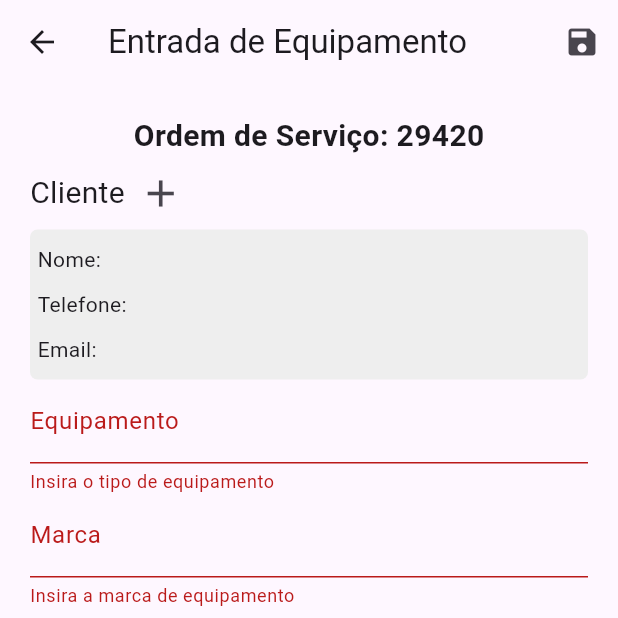
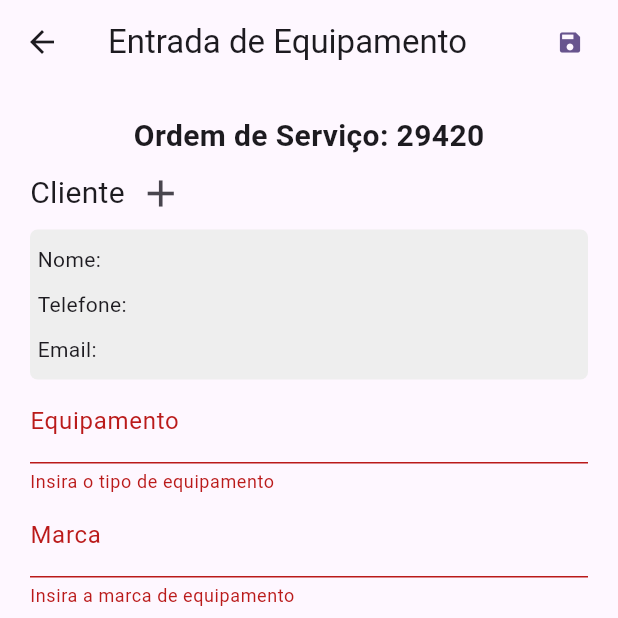
Before and after one commit to ramonbasilio/servicemanagerapp, a Flutter app: the PageInput screen opened directly, after a tap on the "save" icon, on a phone screen of 412 x 824 dp, the top half of it. Run offline on Flutter 3.47's test engine with Material 3 defaults, Android fonts, the phone set to English and light mode, and no system bars; our stand-ins replace cloud_firestore, firebase_auth, firebase_core, firebase_storage, get, mask_text_input_formatter and 1 more; missing offline and left inert: camera_camera; accounts and stored records are empty.

Commit message:
commit 09072024

```diff
--- a/analysis_options.yaml
+++ b/analysis_options.yaml
@@ -9,6 +9,7 @@
 # packages, and plugins designed to encourage good coding practices.
 analyzer:
   errors:
+    file_names: ignore
     must_be_immutable: ignore
     unused_field: ignore
 include: package:flutter_lints/flutter.yaml
--- /dev/null
+++ b/devtools_options.yaml
@@ -0,0 +1,3 @@
+description: This file stores settings for Dart & Flutter DevTools.
+documentation: https://docs.flutter.dev/tools/devtools/extensions#configure-extension-enablement-states
+extensions:
--- a/lib/src/alerts/alerts_auth.dart
+++ b/lib/src/alerts/alerts_dialog.dart
@@ -1,7 +1,7 @@
 import 'package:firebase_auth/firebase_auth.dart';
 import 'package:flutter/material.dart';
 
-class AlertsAuth {
+class AlertsDialog {
   static void snackBarMessageFirebaseAuth(
     BuildContext context, {
     FirebaseAuthException? error,
--- a/lib/src/data/provider/provider.dart
+++ b/lib/src/data/provider/provider.dart
@@ -15,10 +15,7 @@ class MyProvider extends ChangeNotifier {
     return listPathImages;
   }
 
-    String getUrl() {
+  String getUrl() {
     return urlDownload;
   }
 }
-
-  // String _urlDownload = '';
-  // String get urlDownload => _urlDownload;
--- a/lib/src/data/repository/firebase_storage.dart
+++ b/lib/src/data/repository/firebase_storage.dart
@@ -4,7 +4,6 @@ import 'package:firebase_auth/firebase_auth.dart';
 import 'package:firebase_storage/firebase_storage.dart';
 import 'package:flutter/material.dart';
 import 'package:provider/provider.dart';
-import 'package:servicemangerapp/src/data/model/receiver_doc.dart';
 import 'package:servicemangerapp/src/data/provider/provider.dart';
 
 class Firebasetorage {
@@ -39,9 +38,7 @@ class Firebasetorage {
       } on FirebaseException catch (e) {
         print('Erro ao salvar assinatura: $e');
       }
-      pathList.forEach((x) {
-        print('imprindo cada elemento dentro da class: $x');
-      });
+
       for (var path in pathList) {
         if (path.isEmpty) {
           listString.add('');
--- a/lib/src/pages/0_pages_login/page_splash/page_splash.dart
+++ b/lib/src/pages/0_pages_login/page_splash/page_splash.dart
@@ -9,7 +9,7 @@ class PageSplash extends StatelessWidget {
   @override
   Widget build(BuildContext context) {
     return StreamBuilder(
-      stream: FirebaseAuth.instance.userChanges(),
+      stream: FirebaseAuth.instance.idTokenChanges(),
       builder: (context, snapshot) {
         if (snapshot.hasData) {
           return const PageInit();
--- a/lib/src/pages/2_pages_buttom/page_input/page_input.dart
+++ b/lib/src/pages/2_pages_buttom/page_input/page_input.dart
@@ -34,6 +34,7 @@ class _PageInputState extends State<PageInput> {
   List<String> listImagePathURL = [];
   List<int> listSignData = [];
   final _formKey = GlobalKey<FormState>();
+  var loadControll = false.obs;
   var validateClientControll = false.obs;
   var validateSignControll = false.obs;
   int? numberServiceOrder;
@@ -48,7 +49,8 @@ class _PageInputState extends State<PageInput> {
       appBar: AppBar(
         title: const Text('Entrada de Equipamento'),
         actions: [
-          IconButton(
+          Obx( () =>
+            TextButton(
               onPressed: () async {
                 bool validate1 = false;
                 bool validate2 = false;
@@ -70,6 +72,7 @@ class _PageInputState extends State<PageInput> {
                   validateSignControll.value = false;
                 }
                 if (validate1 && validate2 && validate3) {
+                  loadControll.value = true;
                   await Firebasetorage().uploadImage(
                       pathList: listImagePath,
                       signList: listSignData,
@@ -77,7 +80,6 @@ class _PageInputState extends State<PageInput> {
                       numberDoc: numberServiceOrder!.toString(),
                       clientName: addClient!.name,
                       context: context);
-                if (context.mounted) {}
 
                   ReceiverDoc receiverDoc = ReceiverDoc(
                     client: addClient!,
@@ -90,11 +92,17 @@ class _PageInputState extends State<PageInput> {
                     pathImages: value.getList(),
                     pathSign: value.getUrl(),
                   );
-                await FirebaseCloudFirestore()
-                    .registerReceiverOrder(receiverDoc: receiverDoc);
+                  if (context.mounted) {
+                    await FirebaseCloudFirestore().registerReceiverOrder(
+                      receiverDoc: receiverDoc,
+                      context: context,
+                    );
+                  }
+                  loadControll.value = false;;
                 }
               },
-            icon: const Icon(Icons.save),
+              child: loadControll.value ? CircularProgressIndicator() : Icon(Icons.save),
+            ),
           ),
         ],
       ),
--- a/lib/src/pages/widgets/cameraWidget.dart
+++ b/lib/src/pages/widgets/cameraWidget.dart
@@ -94,7 +94,7 @@ class _CameraWidgetState extends State<CameraWidget> {
                         ));
                   }
                 },
-                icon: Icon(Icons.fullscreen),
+                icon: const Icon(Icons.fullscreen),
               ),
               IconButton(
                 onPressed: () async {
@@ -114,7 +114,7 @@ class _CameraWidgetState extends State<CameraWidget> {
                     }
                   });
                 },
-                icon: Icon(Icons.delete),
+                icon: const Icon(Icons.delete),
               ),
             ],
           )
```
Also changed, not shown: lib/src/data/repository/firebase_auth.dart (+8 -8 lines), lib/src/data/repository/firebase_cloud_firestore.dart (+20 -1 lines). Lines whose indentation alone changed are shown as unchanged.
